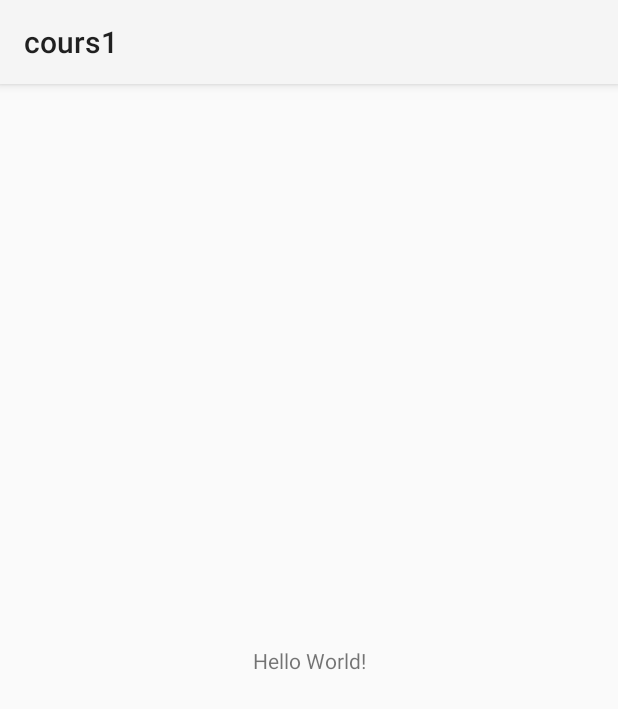
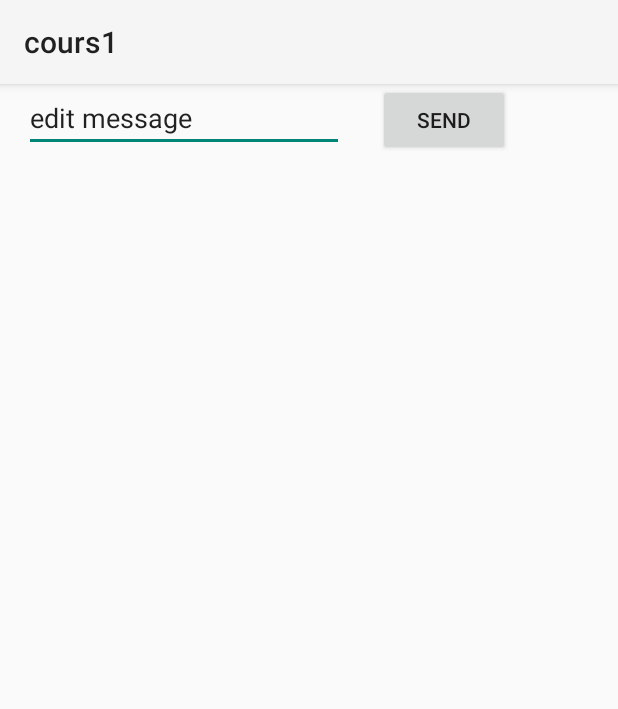
Before and after one commit to Im-Rises/Wolfii, an Android app: the screen it shows after launch (MainActivity), on a phone screen of 412 x 824 dp. Shown: the top 709 px of the screen. Run offline under Robolectric (Android 15) with nearby library versions, the phone set to English and light mode, and no system bars.

Commit message:
android first app complete

```diff
--- a/cours1/app/src/main/res/layout/activity_main.xml
+++ b/cours1/app/src/main/res/layout/activity_main.xml
@@ -6,13 +6,27 @@
     android:layout_height="match_parent"
     tools:context=".MainActivity">
 
-    <TextView
+    <Button
+        android:id="@+id/button"
         android:layout_width="wrap_content"
         android:layout_height="wrap_content"
-        android:text="Hello World!"
-        app:layout_constraintBottom_toBottomOf="parent"
-        app:layout_constraintLeft_toLeftOf="parent"
-        app:layout_constraintRight_toRightOf="parent"
-        app:layout_constraintTop_toTopOf="parent" />
+        android:layout_marginEnd="72dp"
+        android:layout_marginRight="72dp"
+        android:onClick="sendMessage"
+        android:text="@string/valider"
+        app:layout_constraintEnd_toEndOf="parent"
+        tools:layout_editor_absoluteY="17dp" />
+
+    <EditText
+        android:id="@+id/editTextTextPersonName"
+        android:layout_width="wrap_content"
+        android:layout_height="wrap_content"
+        android:layout_marginStart="16dp"
+        android:layout_marginLeft="16dp"
+        android:ems="10"
+        android:inputType="textPersonName"
+        android:text="@string/edit_message"
+        app:layout_constraintStart_toStartOf="parent"
+        tools:layout_editor_absoluteY="20dp" />
 
 </androidx.constraintlayout.widget.ConstraintLayout>
--- a/cours1/app/src/main/res/values/strings.xml
+++ b/cours1/app/src/main/res/values/strings.xml
@@ -1,3 +1,5 @@
 <resources>
     <string name="app_name">cours1</string>
+    <string name="valider">Send</string>
+    <string name="edit_message">edit message</string>
 </resources>
```
Also changed, not shown: cours1/app/build.gradle (+5 -5 lines), cours1/app/src/main/AndroidManifest.xml (+7 -0 lines), cours1/app/src/main/java/com/example/cours1/DisplayMessageActivity.java (added, +22 -0 lines), cours1/app/src/main/java/com/example/cours1/MainActivity.java (+13 -0 lines), cours1/app/src/main/res/layout/activity_display_message.xml (added, +16 -0 lines), cours1/gradle/wrapper/gradle-wrapper.properties.
